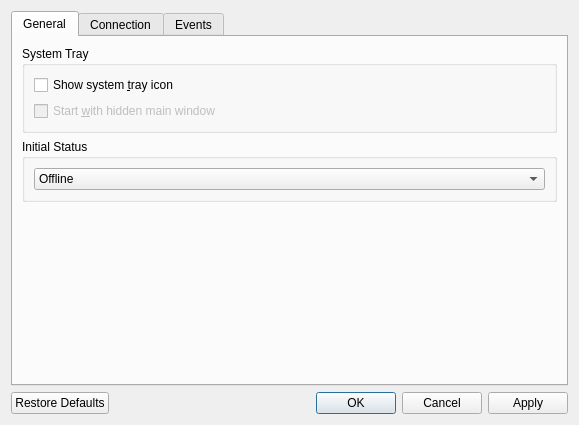
Qt form src/gui/preferencesdialog.ui (p2k/pygowave-qt) before a commit.
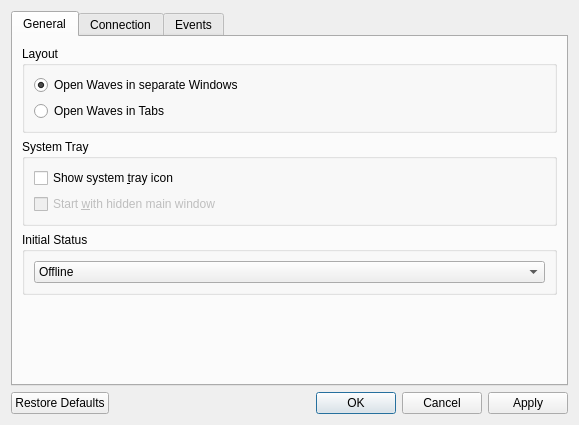
The same form after that commit. Icons and pictures are not drawn.

Diff of the .ui file:
```diff
--- a/src/gui/preferencesdialog.ui
+++ b/src/gui/preferencesdialog.ui
@@ -24,6 +24,32 @@
        <string>General</string>
       </attribute>
       <layout class="QVBoxLayout" name="verticalLayout_4">
+       <item>
+        <widget class="QGroupBox" name="groupBox_6">
+         <property name="title">
+          <string>Layout</string>
+         </property>
+         <layout class="QVBoxLayout" name="verticalLayout_10">
+          <item>
+           <widget class="QRadioButton" name="rbMDI">
+            <property name="text">
+             <string>Open Waves in separate Windows</string>
+            </property>
+            <property name="checked">
+             <bool>true</bool>
+            </property>
+           </widget>
+          </item>
+          <item>
+           <widget class="QRadioButton" name="rbSDI">
+            <property name="text">
+             <string>Open Waves in Tabs</string>
+            </property>
+           </widget>
+          </item>
+         </layout>
+        </widget>
+       </item>
        <item>
         <widget class="QGroupBox" name="groupBox">
          <property name="title">
```
